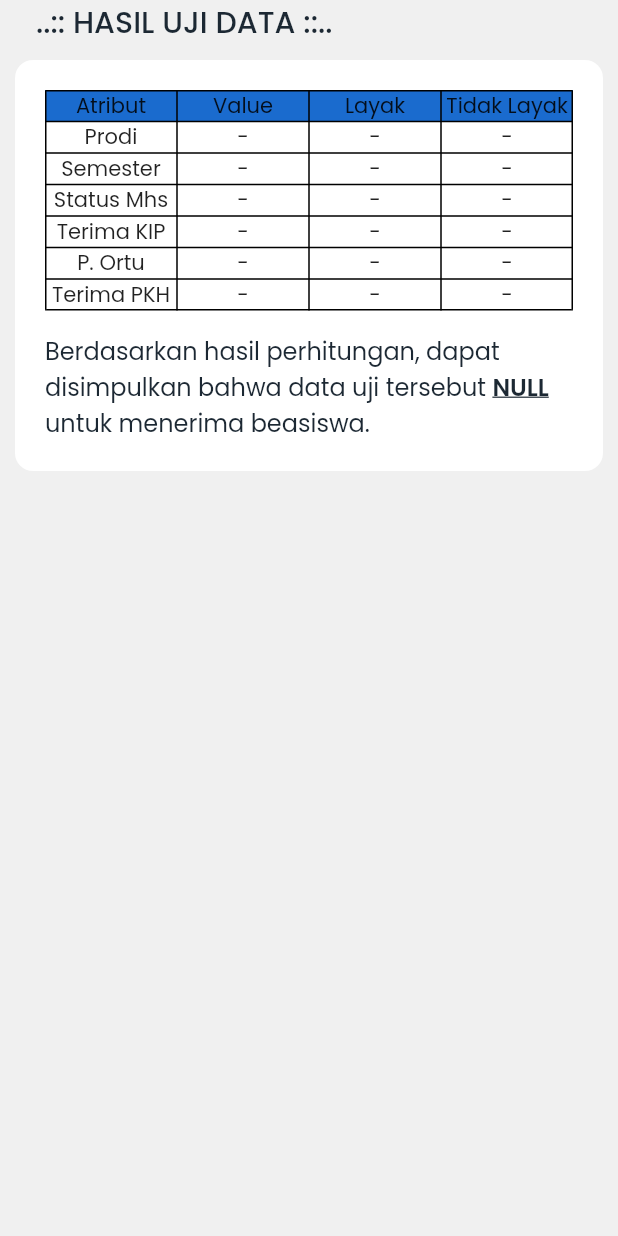
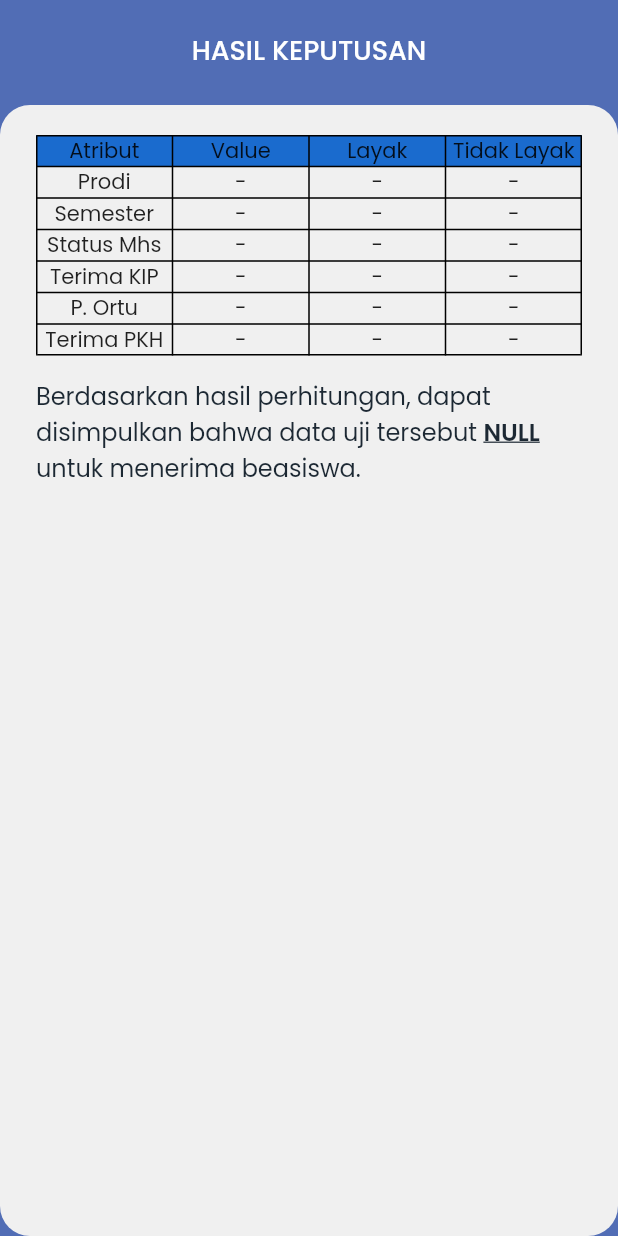
Before and after one commit to ariefendi992/uim-beasiswa-naive-bayes, a Flutter app: the HasilPage screen opened directly, on a phone screen of 412 x 824 dp. Run offline on Flutter 3.47's test engine with Material 2 defaults, Android fonts, the light colour scheme and no system bars; our stand-ins replace bloc, equatable, flutter_bloc, flutter_secure_storage, image_picker; accounts and stored records are empty; network calls fail.

Commit message:
update ui

```diff
--- a/lib/ui/pages/auth/update_password_page.dart
+++ b/lib/ui/pages/auth/update_password_page.dart
@@ -118,7 +118,7 @@ class _UpdatePasswordPageState extends State<UpdatePasswordPage> {
                             )
                           : Icon(
                               CupertinoIcons.eye_slash,
-                              size: 28,
+                              size: 26,
                             ),
                     ),
                   ],
@@ -167,7 +167,7 @@ class _UpdatePasswordPageState extends State<UpdatePasswordPage> {
                             )
                           : Icon(
                               CupertinoIcons.eye_slash,
-                              size: 28,
+                              size: 26,
                             ),
                     ),
                   ],
--- a/lib/ui/pages/menu/hasil_page.dart
+++ b/lib/ui/pages/menu/hasil_page.dart
@@ -91,32 +91,33 @@ class _HasilPageState extends State<HasilPage> {
 
   @override
   Widget build(BuildContext context) {
-    Widget titlePage() {
-      return Container(
-        margin: EdgeInsets.symmetric(horizontal: defaultPadding),
-        child: Column(
-          crossAxisAlignment: CrossAxisAlignment.start,
-          children: [
-            Text(
-              '..:: Hasil Uji Data ::..'.toUpperCase(),
-              style: blackTextStyle.copyWith(fontSize: 20, fontWeight: medium),
-            ),
-          ],
-        ),
-      );
-    }
+    // Widget titlePage() {
+    //   return Container(
+    //     margin: EdgeInsets.symmetric(horizontal: defaultPadding),
+    //     child: Column(
+    //       crossAxisAlignment: CrossAxisAlignment.start,
+    //       children: [
+    //         Text(
+    //           '..:: Hasil Uji Data ::..'.toUpperCase(),
+    //           style: blackTextStyle.copyWith(fontSize: 20, fontWeight: medium),
+    //         ),
+    //       ],
+    //     ),
+    //   );
+    // }
 
     Widget body() {
       return Container(
-        margin: EdgeInsets.symmetric(
-          horizontal: 10,
-          vertical: 10,
-        ),
-        padding: EdgeInsets.symmetric(vertical: 20, horizontal: 20),
+        // margin: EdgeInsets.symmetric(
+        //   horizontal: 10,
+        //   vertical: 10,
+        // ),
+        margin: EdgeInsets.only(top: 70),
+        padding: EdgeInsets.symmetric(horizontal: defaultPadding, vertical: 20),
         width: double.infinity,
         decoration: BoxDecoration(
-          color: kWhiteColor,
-          borderRadius: BorderRadius.circular(defaultRadius),
+          color: kBackgroundColor,
+          borderRadius: BorderRadius.circular(20),
         ),
         child: Column(
           crossAxisAlignment: CrossAxisAlignment.start,
@@ -332,12 +333,37 @@ class _HasilPageState extends State<HasilPage> {
     }
 
     return Scaffold(
-      backgroundColor: kBackgroundColor,
-      body: ListView(
-        children: [
-          titlePage(),
-          body(),
-        ],
+      backgroundColor: kBarColor,
+      body: SafeArea(
+        child: Stack(
+          children: [
+            // titlePage(),
+            Center(
+              child: Column(
+                children: [
+                  const SizedBox(height: 20),
+                  Container(
+                    child: Row(
+                      mainAxisAlignment: MainAxisAlignment.spaceBetween,
+                      children: [
+                        SizedBox(),
+                        Text(
+                          'HASIL KEPUTUSAN',
+                          style: whiteTextStyle.copyWith(
+                            fontSize: 18,
+                            fontWeight: medium,
+                          ),
+                        ),
+                        SizedBox(),
+                      ],
+                    ),
+                  ),
+                ],
+              ),
+            ),
+            body(),
+          ],
+        ),
       ),
     );
   }
--- a/lib/ui/pages/menu/home_page2.dart
+++ b/lib/ui/pages/menu/home_page2.dart
@@ -130,7 +130,7 @@ class _HomePageState extends State<HomePage> {
                                 context, route, (route) => false);
                           },
                           child: CustomMenuUtama(
-                            title: 'Data Testing',
+                            title: 'Form Registrasi',
                             icons: CupertinoIcons.question_square,
                           ),
                         ),
@@ -141,7 +141,7 @@ class _HomePageState extends State<HomePage> {
                             Navigator.pushNamed(context, '/main');
                           },
                           child: CustomMenuUtama(
-                            title: 'Hasil Uji Data',
+                            title: 'Hasil Keputusan',
                             icons: Icons.checklist_rounded,
                           ),
                         ),
--- a/lib/ui/widgets/custom_menu_utama.dart
+++ b/lib/ui/widgets/custom_menu_utama.dart
@@ -16,9 +16,9 @@ class CustomMenuUtama extends StatelessWidget {
       elevation: 7,
       shape: RoundedRectangleBorder(borderRadius: BorderRadius.circular(6)),
       child: Container(
-        width: 95,
+        width: 97,
         height: 95,
-        // padding: EdgeInsets.symmetric(vertical: 18),
+        // padding: EdgeInsets.symmetric(horizontal: 2),
         // margin: EdgeInsets.only(right: 12, left: 12),
         decoration: BoxDecoration(
           color: kWhiteColor,
```
Also changed, not shown: lib/ui/pages/beasiswa/penerima_page.dart (+7 -6 lines), lib/ui/pages/beasiswa/uji_page.dart (+18 -15 lines), lib/ui/pages/menu/beasiswa_page.dart (+78 -36 lines), lib/ui/pages/menu/beasiswa_page_old.dart (added, +80 -0 lines), lib/ui/pages/others/splash_page.dart (+5 -3 lines), lib/ui/widgets/custom_app_bar.dart (+42 -31 lines).
